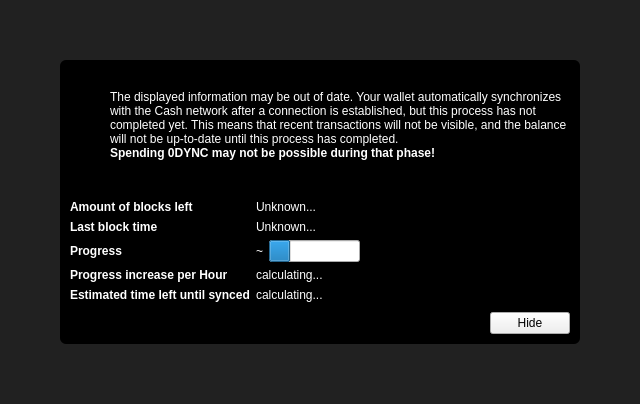
Qt form src/qt/forms/modaloverlay.ui (Zero-Dynamics/cash-core) before a commit.
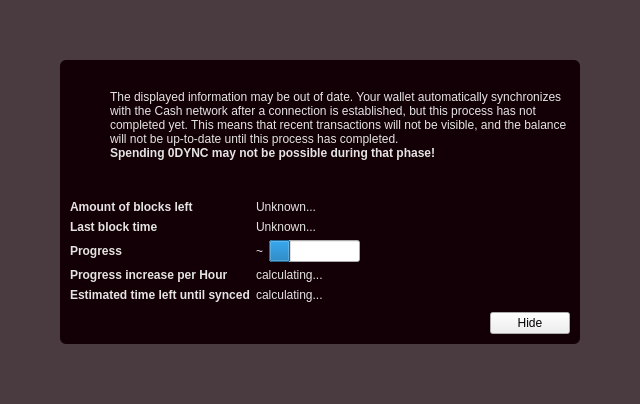
The same form after that commit. Icons and pictures are not drawn. Custom widgets are drawn as their Qt base class.

The edit to the form file:
```diff
--- a/src/qt/forms/modaloverlay.ui
+++ b/src/qt/forms/modaloverlay.ui
@@ -32,7 +32,7 @@
    <item>
     <widget class="QWidget" name="bgWidget" native="true">
      <property name="styleSheet">
-      <string notr="true">#bgWidget { background: rgba(0,0,0,220); }</string>
+      <string notr="true">#bgWidget { background: rgba(18,0,6,192); }</string>
      </property>
      <layout class="QVBoxLayout" name="verticalLayoutMain" stretch="1">
       <property name="leftMargin">
@@ -50,8 +50,8 @@
       <item>
        <widget class="QWidget" name="contentWidget" native="true">
         <property name="styleSheet">
-         <string notr="true">#contentWidget { background-color: rgb(0, 0, 0);
-color: rgb(255, 255, 255); border-radius: 6px; }
+         <string notr="true">#contentWidget { background-color: rgb(18, 0, 6);
+color: rgb(229, 228, 226); border-radius: 6px; }
 
 QLabel { color: rgb(255,255,255);  }
 
@@ -133,8 +133,8 @@
              <item>
               <widget class="QLabel" name="infoText">
                <property name="styleSheet">
-                <string notr="true">background-color: rgb(0, 0, 0);
-color: rgb(255, 255, 255);</string>
+                <string notr="true">background-color: rgb(18, 0, 6);
+color: rgb(229, 228, 226);</string>
                </property>
                <property name="text">
                 <string>The displayed information may be out of date. Your wallet automatically synchronizes with the Cash network after a connection is established, but this process has not completed yet. This means that recent transactions will not be visible, and the balance will not be up-to-date until this process has completed.</string>
@@ -156,8 +156,8 @@
                 </font>
                </property>
                <property name="styleSheet">
-                <string notr="true">background-color: rgb(0, 0, 0);
-color: rgb(255, 255, 255);</string>
+                <string notr="true">background-color: rgb(18, 0, 6);
+color: rgb(229, 228, 226);</string>
                </property>
                <property name="text">
                 <string>Spending 0DYNC may not be possible during that phase!</string>
@@ -223,8 +223,8 @@
               </font>
              </property>
              <property name="styleSheet">
-              <string notr="true">background-color: rgb(0, 0, 0);
-color: rgb(255, 255, 255);</string>
+              <string notr="true">background-color: rgb(18, 0, 6);
+color: rgb(229, 228, 226);</string>
              </property>
              <property name="text">
               <string>Amount of blocks left</string>
@@ -234,8 +234,8 @@
            <item row="0" column="1">
             <widget class="QLabel" name="numberOfBlocksLeft">
              <property name="styleSheet">
-              <string notr="true">background-color: rgb(0, 0, 0);
-color: rgb(255, 255, 255);</string>
+              <string notr="true">background-color: rgb(18, 0, 6);
+color: rgb(229, 228, 226);</string>
              </property>
              <property name="text">
               <string>Unknown...</string>
@@ -251,8 +251,8 @@
               </font>
              </property>
              <property name="styleSheet">
-              <string notr="true">background-color: rgb(0, 0, 0);
-color: rgb(255, 255, 255);</string>
+              <string notr="true">background-color: rgb(18, 0, 6);
+color: rgb(229, 228, 226);</string>
              </property>
              <property name="text">
               <string>Last block time</string>
@@ -268,8 +268,8 @@
               </sizepolicy>
              </property>
              <property name="styleSheet">
-              <string notr="true">background-color: rgb(0, 0, 0);
-color: rgb(255, 255, 255);</string>
+              <string notr="true">background-color: rgb(18, 0, 6);
+color: rgb(229, 228, 226);</string>
              </property>
              <property name="text">
               <string>Unknown...</string>
@@ -285,8 +285,8 @@
               </font>
              </property>
              <property name="styleSheet">
-              <string notr="true">background-color: rgb(0, 0, 0);
-color: rgb(255, 255, 255);</string>
+              <string notr="true">background-color: rgb(18, 0, 6);
+color: rgb(229, 228, 226);</string>
              </property>
              <property name="text">
               <string>Progress</string>
@@ -298,8 +298,8 @@
              <item>
               <widget class="QLabel" name="percentageProgress">
                <property name="styleSheet">
-                <string notr="true">color: rgb(255, 255, 255);
-background-color: rgb(0, 0, 0);</string>
+                <string notr="true">color: rgb(229, 228, 226);
+background-color: rgb(18, 0, 6);</string>
                </property>
                <property name="text">
                 <string>~</string>
@@ -327,8 +327,8 @@
               </font>
              </property>
              <property name="styleSheet">
-              <string notr="true">background-color: rgb(0, 0, 0);
-color: rgb(255, 255, 255);</string>
+              <string notr="true">background-color: rgb(18, 0, 6);
+color: rgb(229, 228, 226);</string>
              </property>
              <property name="text">
               <string>Progress increase per Hour</string>
@@ -338,8 +338,8 @@
            <item row="4" column="1">
             <widget class="QLabel" name="progressIncreasePerH">
              <property name="styleSheet">
-              <string notr="true">background-color: rgb(0, 0, 0);
-color: rgb(255, 255, 255);</string>
+              <string notr="true">background-color: rgb(18, 0, 6);
+color: rgb(229, 228, 226);</string>
              </property>
              <property name="text">
               <string>calculating...</string>
@@ -355,8 +355,8 @@
               </font>
              </property>
              <property name="styleSheet">
-              <string notr="true">background-color: rgb(0, 0, 0);
-color: rgb(255, 255, 255);</string>
+              <string notr="true">background-color: rgb(18, 0, 6);
+color: rgb(229, 228, 226);</string>
              </property>
              <property name="text">
               <string>Estimated time left until synced</string>
@@ -366,8 +366,8 @@
            <item row="5" column="1">
             <widget class="QLabel" name="expectedTimeLeft">
              <property name="styleSheet">
-              <string notr="true">background-color: rgb(0, 0, 0);
-color: rgb(255, 255, 255);</string>
+              <string notr="true">background-color: rgb(18, 0, 6);
+color: rgb(229, 228, 226);</string>
              </property>
              <property name="text">
               <string>calculating...</string>
```
Left out of the diff: 4 changed lines with no effect on the pictures.
